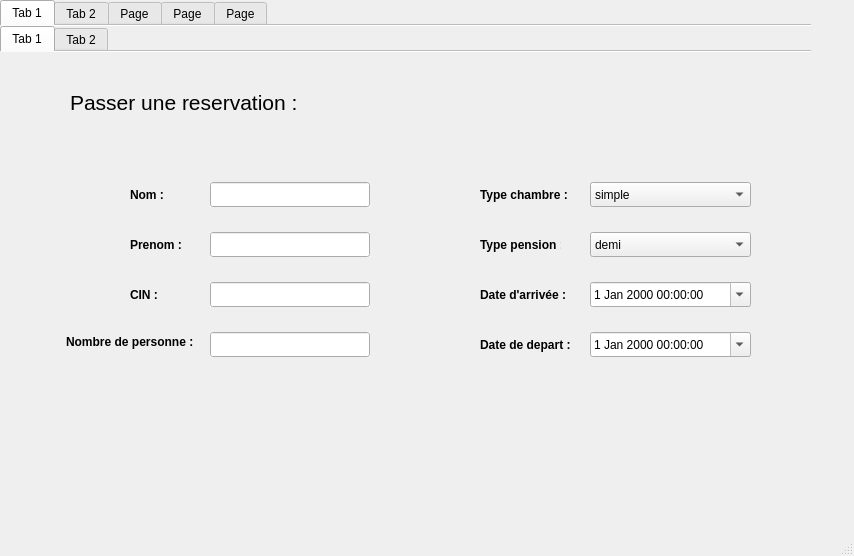
Before: the Qt Designer form mainwindow.ui in mohamed-amine-aouadi/my-hotel, drawn with Qt 5.
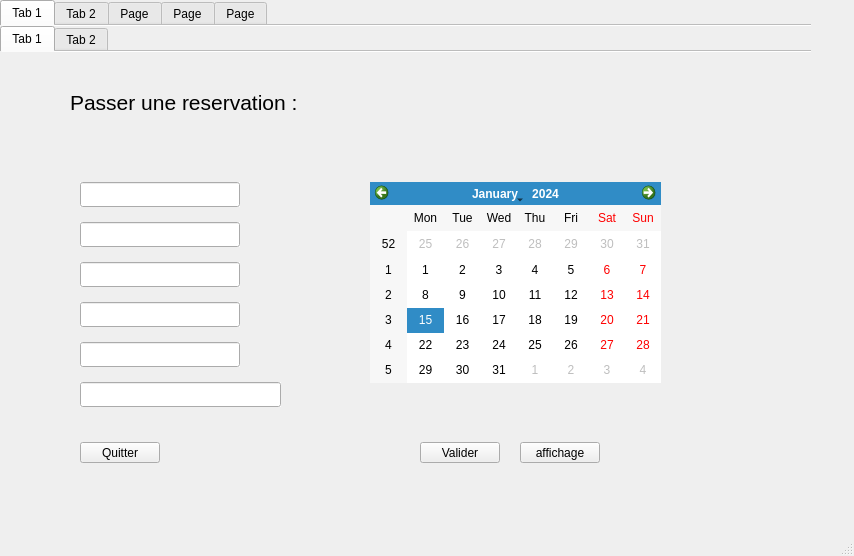
After: the same form once the commit is applied. The open tabs and pages were chosen to show the change. Icons and pictures are not drawn.

```diff
--- a/mainwindow.ui
+++ b/mainwindow.ui
@@ -58,24 +58,11 @@
        <attribute name="title">
         <string>Tab 1</string>
        </attribute>
-       <widget class="QLineEdit" name="Nom">
-        <property name="geometry">
-         <rect>
-          <x>210</x>
-          <y>130</y>
-          <width>160</width>
-          <height>25</height>
-         </rect>
-        </property>
-        <property name="autoFillBackground">
-         <bool>true</bool>
-        </property>
-       </widget>
        <widget class="QLineEdit" name="CIIN_2">
         <property name="geometry">
          <rect>
-          <x>210</x>
-          <y>230</y>
+          <x>80</x>
+          <y>170</y>
           <width>160</width>
           <height>25</height>
          </rect>
@@ -84,27 +71,46 @@
          <bool>true</bool>
         </property>
        </widget>
+       <widget class="QLineEdit" name="TypeCH">
+        <property name="geometry">
+         <rect>
+          <x>80</x>
+          <y>250</y>
+          <width>160</width>
+          <height>25</height>
+         </rect>
+        </property>
+        <property name="autoFillBackground">
+         <bool>true</bool>
+        </property>
+       </widget>
+       <widget class="QCalendarWidget" name="calendarWidget_2">
+        <property name="geometry">
+         <rect>
+          <x>370</x>
+          <y>130</y>
+          <width>291</width>
+          <height>201</height>
+         </rect>
+        </property>
+        <property name="autoFillBackground">
+         <bool>true</bool>
+        </property>
+       </widget>
        <widget class="QPushButton" name="pushButton_4">
         <property name="geometry">
          <rect>
-          <x>90</x>
+          <x>80</x>
           <y>390</y>
-          <width>40</width>
-          <height>40</height>
+          <width>80</width>
+          <height>21</height>
          </rect>
         </property>
         <property name="autoFillBackground">
-         <bool>false</bool>
-        </property>
-        <property name="styleSheet">
-         <string notr="true">background-color:tranparent;
-border-image:url(:/images/icones/quit.png);
-background:none;
-border:none;
-background-repeat:none;</string>
+         <bool>true</bool>
         </property>
         <property name="text">
-         <string/>
+         <string>Quitter</string>
         </property>
        </widget>
        <widget class="QPushButton" name="pushButton_6">
@@ -112,29 +118,35 @@
          <rect>
           <x>520</x>
           <y>390</y>
-          <width>45</width>
-          <height>40</height>
+          <width>80</width>
+          <height>21</height>
          </rect>
         </property>
         <property name="autoFillBackground">
-         <bool>false</bool>
-        </property>
-        <property name="styleSheet">
-         <string notr="true">background-color:tranparent;
-border-image:url(:/images/icones/view.png);
-background:none;
-border:none;
-background-repeat:none;</string>
+         <bool>true</bool>
         </property>
         <property name="text">
-         <string/>
+         <string>affichage</string>
+        </property>
+       </widget>
+       <widget class="QLineEdit" name="TypePT">
+        <property name="geometry">
+         <rect>
+          <x>80</x>
+          <y>290</y>
+          <width>160</width>
+          <height>25</height>
+         </rect>
+        </property>
+        <property name="autoFillBackground">
+         <bool>true</bool>
         </property>
        </widget>
        <widget class="QLineEdit" name="NBpersonnes_2">
         <property name="geometry">
          <rect>
-          <x>210</x>
-          <y>280</y>
+          <x>80</x>
+          <y>210</y>
           <width>160</width>
           <height>25</height>
          </rect>
@@ -146,8 +158,8 @@
        <widget class="QLineEdit" name="Prenom">
         <property name="geometry">
          <rect>
-          <x>210</x>
-          <y>180</y>
+          <x>80</x>
+          <y>130</y>
           <width>160</width>
           <height>25</height>
          </rect>
@@ -156,27 +168,33 @@
          <bool>true</bool>
         </property>
        </widget>
+       <widget class="QLineEdit" name="payer_2">
+        <property name="geometry">
+         <rect>
+          <x>80</x>
+          <y>330</y>
+          <width>201</width>
+          <height>25</height>
+         </rect>
+        </property>
+        <property name="autoFillBackground">
+         <bool>true</bool>
+        </property>
+       </widget>
        <widget class="QPushButton" name="pushButton_5">
         <property name="geometry">
          <rect>
           <x>420</x>
           <y>390</y>
-          <width>40</width>
-          <height>40</height>
+          <width>80</width>
+          <height>21</height>
          </rect>
         </property>
         <property name="autoFillBackground">
-         <bool>false</bool>
-        </property>
-        <property name="styleSheet">
-         <string notr="true">background-color:tranparent;
-border-image:url(:/images/icones/save.png);
-background:none;
-border:none;
-background-repeat:none;</string>
+         <bool>true</bool>
         </property>
         <property name="text">
-         <string/>
+         <string>Valider</string>
         </property>
        </widget>
        <widget class="QLabel" name="label">
@@ -197,229 +215,6 @@
          <string>Passer une reservation :</string>
         </property>
        </widget>
-       <widget class="QLabel" name="label_14">
-        <property name="geometry">
-         <rect>
-          <x>130</x>
-          <y>130</y>
-          <width>70</width>
-          <height>25</height>
-         </rect>
-        </property>
-        <property name="font">
-         <font>
-          <weight>75</weight>
-          <bold>true</bold>
-         </font>
-        </property>
-        <property name="text">
-         <string>Nom :</string>
-        </property>
-       </widget>
-       <widget class="QLabel" name="label_15">
-        <property name="geometry">
-         <rect>
-          <x>130</x>
-          <y>180</y>
-          <width>70</width>
-          <height>25</height>
-         </rect>
-        </property>
-        <property name="font">
-         <font>
-          <weight>75</weight>
-          <bold>true</bold>
-         </font>
-        </property>
-        <property name="text">
-         <string>Prenom :</string>
-        </property>
-       </widget>
-       <widget class="QLabel" name="label_16">
-        <property name="geometry">
-         <rect>
-          <x>130</x>
-          <y>230</y>
-          <width>70</width>
-          <height>25</height>
-         </rect>
-        </property>
-        <property name="font">
-         <font>
-          <weight>75</weight>
-          <bold>true</bold>
-         </font>
-        </property>
-        <property name="text">
-         <string>CIN :</string>
-        </property>
-       </widget>
-       <widget class="QLabel" name="label_17">
-        <property name="geometry">
-         <rect>
-          <x>66</x>
-          <y>280</y>
-          <width>131</width>
-          <height>20</height>
-         </rect>
-        </property>
-        <property name="font">
-         <font>
-          <weight>75</weight>
-          <bold>true</bold>
-         </font>
-        </property>
-        <property name="text">
-         <string>Nombre de personne :</string>
-        </property>
-       </widget>
-       <widget class="QLabel" name="label_18">
-        <property name="geometry">
-         <rect>
-          <x>480</x>
-          <y>130</y>
-          <width>91</width>
-          <height>25</height>
-         </rect>
-        </property>
-        <property name="font">
-         <font>
-          <weight>75</weight>
-          <bold>true</bold>
-         </font>
-        </property>
-        <property name="text">
-         <string>Type chambre :</string>
-        </property>
-       </widget>
-       <widget class="QLabel" name="label_19">
-        <property name="geometry">
-         <rect>
-          <x>480</x>
-          <y>180</y>
-          <width>81</width>
-          <height>25</height>
-         </rect>
-        </property>
-        <property name="font">
-         <font>
-          <weight>75</weight>
-          <bold>true</bold>
-         </font>
-        </property>
-        <property name="text">
-         <string>Type pension :</string>
-        </property>
-       </widget>
-       <widget class="QLabel" name="label_20">
-        <property name="geometry">
-         <rect>
-          <x>480</x>
-          <y>230</y>
-          <width>91</width>
-          <height>25</height>
-         </rect>
-        </property>
-        <property name="font">
-         <font>
-          <weight>75</weight>
-          <bold>true</bold>
-         </font>
-        </property>
-        <property name="text">
-         <string>Date d'arrivée :</string>
-        </property>
-       </widget>
-       <widget class="QLabel" name="label_21">
-        <property name="geometry">
-         <rect>
-          <x>480</x>
-          <y>280</y>
-          <width>91</width>
-          <height>25</height>
-         </rect>
-        </property>
-        <property name="font">
-         <font>
-          <weight>75</weight>
-          <bold>true</bold>
-         </font>
-        </property>
-        <property name="text">
-         <string>Date de depart :</string>
-        </property>
-       </widget>
-       <widget class="QDateTimeEdit" name="dateTimeEdit">
-        <property name="geometry">
-         <rect>
-          <x>590</x>
-          <y>230</y>
-          <width>161</width>
-          <height>25</height>
-         </rect>
-        </property>
-        <property name="calendarPopup">
-         <bool>true</bool>
-        </property>
-       </widget>
-       <widget class="QDateTimeEdit" name="dateTimeEdit_2">
-        <property name="geometry">
-         <rect>
-          <x>590</x>
-          <y>280</y>
-          <width>161</width>
-          <height>25</height>
-         </rect>
-        </property>
-        <property name="calendarPopup">
-         <bool>true</bool>
-        </property>
-       </widget>
-       <widget class="QComboBox" name="TypeC">
-        <property name="geometry">
-         <rect>
-          <x>590</x>
-          <y>130</y>
-          <width>161</width>
-          <height>25</height>
-         </rect>
-        </property>
-        <item>
-         <property name="text">
-          <string>simple</string>
-         </property>
-        </item>
-        <item>
-         <property name="text">
-          <string>double</string>
-         </property>
-        </item>
-        <item>
-         <property name="text">
-          <string>suite</string>
-         </property>
-        </item>
-       </widget>
-       <widget class="QComboBox" name="TypeP_2">
-        <property name="geometry">
-         <rect>
-          <x>590</x>
-          <y>180</y>
-          <width>161</width>
-          <height>25</height>
-         </rect>
-        </property>
-        <item>
-         <property name="text">
-          <string>demi</string>
-         </property>
-        </item>
-        <item>
-         <property name="text">
-          <string>complete</string>
-         </property>
-        </item>
-       </widget>
       </widget>
       <widget class="QWidget" name="tab_2">
        <attribute name="title">
```
Left out of the diff: 232 changed lines with no effect on the pictures.
